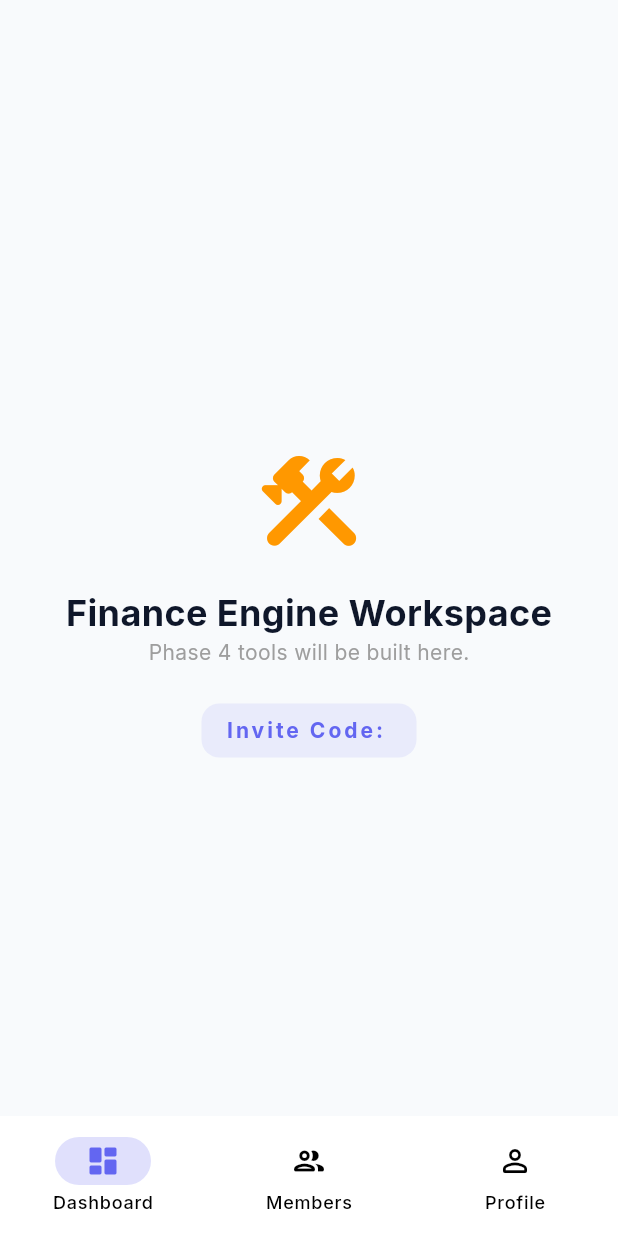
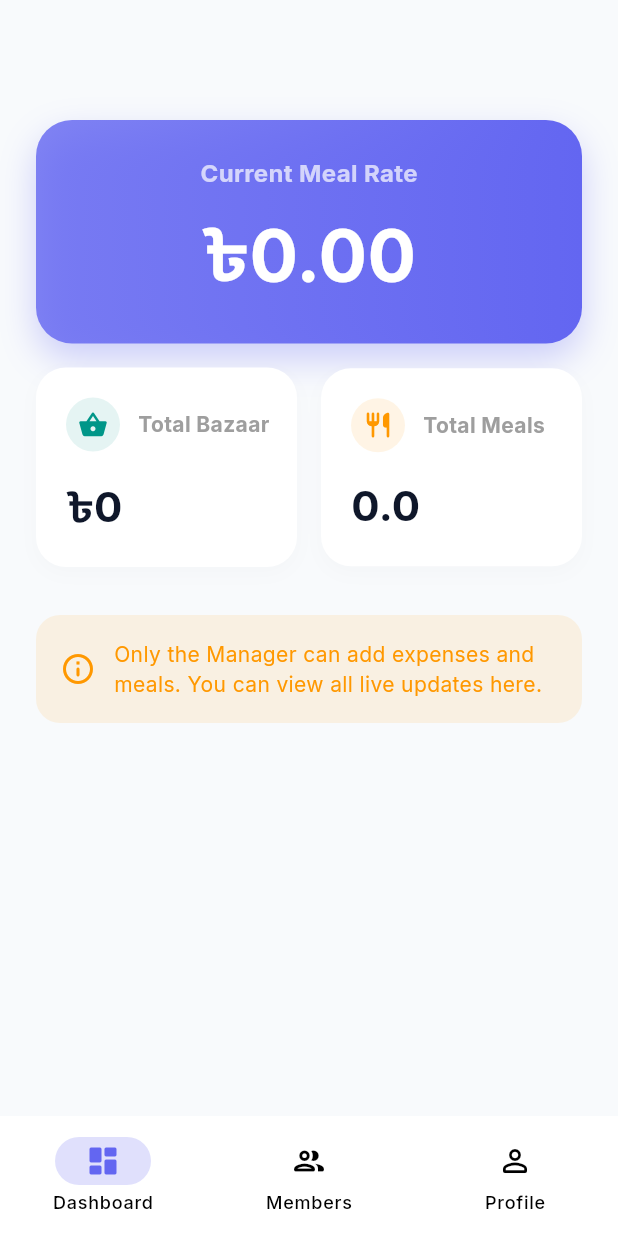
Before and after one commit to iadeshchandra/messiq, a Flutter app: the screen it shows once a user with an empty profile is signed in, on a phone screen of 412 x 824 dp. Run offline on Flutter 3.47's test engine with Material 3 defaults, Android fonts, the phone set to English and light mode, and no system bars; our stand-ins replace cloud_firestore, firebase_auth, firebase_core, flutter_riverpod, google_fonts; missing offline and left inert: mobile_scanner; accounts and stored records are empty.

Commit message:
Update dashboard_home_view.dart

```diff
--- a/lib/features/dashboard/views/dashboard_home_view.dart
+++ b/lib/features/dashboard/views/dashboard_home_view.dart
@@ -1,36 +1,31 @@
 import 'package:flutter/material.dart';
 import 'package:flutter_riverpod/flutter_riverpod.dart';
-import 'package:cloud_firestore/cloud_firestore.dart';
 import '../../../core/theme/app_theme.dart';
 import '../controllers/dashboard_providers.dart';
+import '../../finance/controllers/finance_provider.dart';
+import '../../finance/views/add_expense_screen.dart';
+import '../../finance/views/add_meal_screen.dart';
 
 class DashboardHomeView extends ConsumerWidget {
   final String messId;
   const DashboardHomeView({super.key, required this.messId});
 
-  // Dialog to allow Managers to rename the mess
-  void _showRenameDialog(BuildContext context, String currentName) {
-    final controller = TextEditingController(text: currentName);
-    showDialog(
-      context: context,
-      builder: (context) => AlertDialog(
-        title: const Text('Rename Mess'),
-        content: TextField(
-          controller: controller,
-          decoration: const InputDecoration(hintText: 'Enter new name', filled: true, fillColor: AppTheme.backgroundLight),
-        ),
-        actions: [
-          TextButton(onPressed: () => Navigator.pop(context), child: const Text('Cancel', style: TextStyle(color: Colors.grey))),
-          ElevatedButton(
-            onPressed: () async {
-              if (controller.text.trim().isNotEmpty) {
-                await FirebaseFirestore.instance.collection('messes').doc(messId).update({'name': controller.text.trim()});
-                if (context.mounted) Navigator.pop(context);
-              }
-            },
-            style: ElevatedButton.styleFrom(backgroundColor: AppTheme.primaryIndigo, foregroundColor: Colors.white),
-            child: const Text('Save'),
+  Widget _buildStatCard(String title, String value, IconData icon, Color color) {
+    return Container(
+      padding: const EdgeInsets.all(20),
+      decoration: BoxDecoration(color: Colors.white, borderRadius: BorderRadius.circular(20), boxShadow: [BoxShadow(color: Colors.grey.withOpacity(0.05), blurRadius: 10, offset: const Offset(0, 4))]),
+      child: Column(
+        crossAxisAlignment: CrossAxisAlignment.start,
+        children: [
+          Row(
+            children: [
+              Container(padding: const EdgeInsets.all(8), decoration: BoxDecoration(color: color.withOpacity(0.1), shape: BoxShape.circle), child: Icon(icon, color: color, size: 20)),
+              const SizedBox(width: 12),
+              Text(title, style: const TextStyle(color: Colors.grey, fontWeight: FontWeight.bold, fontSize: 14)),
+            ],
           ),
+          const SizedBox(height: 16),
+          Text(value, style: const TextStyle(fontSize: 28, fontWeight: FontWeight.bold, color: AppTheme.textDark)),
         ],
       ),
     );
@@ -40,6 +35,9 @@ class DashboardHomeView extends ConsumerWidget {
   Widget build(BuildContext context, WidgetRef ref) {
     final messData = ref.watch(messDetailsProvider(messId));
     final memberData = ref.watch(currentMemberRoleProvider(messId));
+    final hisabSummary = ref.watch(hisabSummaryProvider(messId));
+
+    final isManager = memberData.value?.role == 'manager';
 
     return Scaffold(
       backgroundColor: AppTheme.backgroundLight,
@@ -47,38 +45,78 @@ class DashboardHomeView extends ConsumerWidget {
         backgroundColor: AppTheme.backgroundLight,
         elevation: 0,
         title: messData.when(
-          data: (mess) => Row(
-            children: [
-              Text(mess?.name ?? 'Loading...', style: const TextStyle(fontWeight: FontWeight.bold, color: AppTheme.textDark)),
-              // Show Edit button ONLY if the user is a Manager
-              memberData.when(
-                data: (member) => member?.role == 'manager'
-                    ? IconButton(icon: const Icon(Icons.edit_rounded, size: 20, color: Colors.grey), onPressed: () => _showRenameDialog(context, mess!.name))
-                    : const SizedBox.shrink(),
-                loading: () => const SizedBox.shrink(),
-                error: (_, __) => const SizedBox.shrink(),
-              ),
-            ],
-          ),
-          loading: () => const Text('Loading...'),
-          error: (_, __) => const Text('Error loading mess'),
+          data: (mess) => Text(mess?.name ?? 'Dashboard', style: const TextStyle(fontWeight: FontWeight.bold, color: AppTheme.textDark)),
+          loading: () => const SizedBox.shrink(),
+          error: (_, __) => const SizedBox.shrink(),
         ),
       ),
-      body: Center(
+      body: SingleChildScrollView(
+        padding: const EdgeInsets.all(24),
         child: Column(
-          mainAxisAlignment: MainAxisAlignment.center,
+          crossAxisAlignment: CrossAxisAlignment.stretch,
           children: [
-            const Icon(Icons.construction_rounded, size: 80, color: Colors.orange),
+            // The Live Meal Rate Hero Card
+            Container(
+              padding: const EdgeInsets.all(24),
+              decoration: BoxDecoration(gradient: LinearGradient(colors: [AppTheme.primaryIndigo.withOpacity(0.8), AppTheme.primaryIndigo]), borderRadius: BorderRadius.circular(24), boxShadow: [BoxShadow(color: AppTheme.primaryIndigo.withOpacity(0.3), blurRadius: 20, offset: const Offset(0, 10))]),
+              child: Column(
+                children: [
+                  const Text('Current Meal Rate', style: TextStyle(color: Colors.white70, fontSize: 16, fontWeight: FontWeight.bold)),
+                  const SizedBox(height: 8),
+                  Text('৳${hisabSummary['mealRate'].toStringAsFixed(2)}', style: const TextStyle(color: Colors.white, fontSize: 48, fontWeight: FontWeight.bold)),
+                ],
+              ),
+            ),
             const SizedBox(height: 16),
-            const Text('Finance Engine Workspace', style: TextStyle(fontSize: 24, fontWeight: FontWeight.bold)),
-            const Text('Phase 4 tools will be built here.', style: TextStyle(color: Colors.grey)),
-            const SizedBox(height: 24),
-            // Easy invite code copying for members
-            messData.whenData((mess) => Container(
-              padding: const EdgeInsets.symmetric(horizontal: 16, vertical: 8),
-              decoration: BoxDecoration(color: AppTheme.primaryIndigo.withOpacity(0.1), borderRadius: BorderRadius.circular(12)),
-              child: Text('Invite Code: ${mess?.inviteCode}', style: const TextStyle(color: AppTheme.primaryIndigo, fontWeight: FontWeight.bold, letterSpacing: 2)),
-            )).value ?? const SizedBox.shrink(),
+
+            // Bento Grid for Stats
+            Row(
+              children: [
+                Expanded(child: _buildStatCard('Total Bazaar', '৳${hisabSummary['totalBazaar'].toStringAsFixed(0)}', Icons.shopping_basket_rounded, Colors.teal)),
+                const SizedBox(width: 16),
+                Expanded(child: _buildStatCard('Total Meals', '${hisabSummary['totalMeals'].toStringAsFixed(1)}', Icons.restaurant_rounded, Colors.orange)),
+              ],
+            ),
+            const SizedBox(height: 32),
+
+            // Manager Controls
+            if (isManager) ...[
+              const Text('Manager Controls', style: TextStyle(fontWeight: FontWeight.bold, fontSize: 18, color: AppTheme.textDark)),
+              const SizedBox(height: 16),
+              Row(
+                children: [
+                  Expanded(
+                    child: ElevatedButton.icon(
+                      onPressed: () => Navigator.push(context, MaterialPageRoute(builder: (_) => AddExpenseScreen(messId: messId))),
+                      icon: const Icon(Icons.add_shopping_cart_rounded),
+                      label: const Text('Add Hisab'),
+                      style: ElevatedButton.styleFrom(backgroundColor: AppTheme.primaryIndigo, foregroundColor: Colors.white, padding: const EdgeInsets.symmetric(vertical: 16), shape: RoundedRectangleBorder(borderRadius: BorderRadius.circular(16))),
+                    ),
+                  ),
+                  const SizedBox(width: 16),
+                  Expanded(
+                    child: ElevatedButton.icon(
+                      onPressed: () => Navigator.push(context, MaterialPageRoute(builder: (_) => AddMealScreen(messId: messId))),
+                      icon: const Icon(Icons.restaurant_menu_rounded),
+                      label: const Text('Add Meals'),
+                      style: ElevatedButton.styleFrom(backgroundColor: Colors.teal, foregroundColor: Colors.white, padding: const EdgeInsets.symmetric(vertical: 16), shape: RoundedRectangleBorder(borderRadius: BorderRadius.circular(16))),
+                    ),
+                  ),
+                ],
+              ),
+            ] else ...[
+              Container(
+                padding: const EdgeInsets.all(16),
+                decoration: BoxDecoration(color: Colors.orange.withOpacity(0.1), borderRadius: BorderRadius.circular(16)),
+                child: const Row(
+                  children: [
+                    Icon(Icons.info_outline_rounded, color: Colors.orange),
+                    SizedBox(width: 12),
+                    Expanded(child: Text('Only the Manager can add expenses and meals. You can view all live updates here.', style: TextStyle(color: Colors.orange))),
+                  ],
+                ),
+              )
+            ],
           ],
         ),
       ),
```
